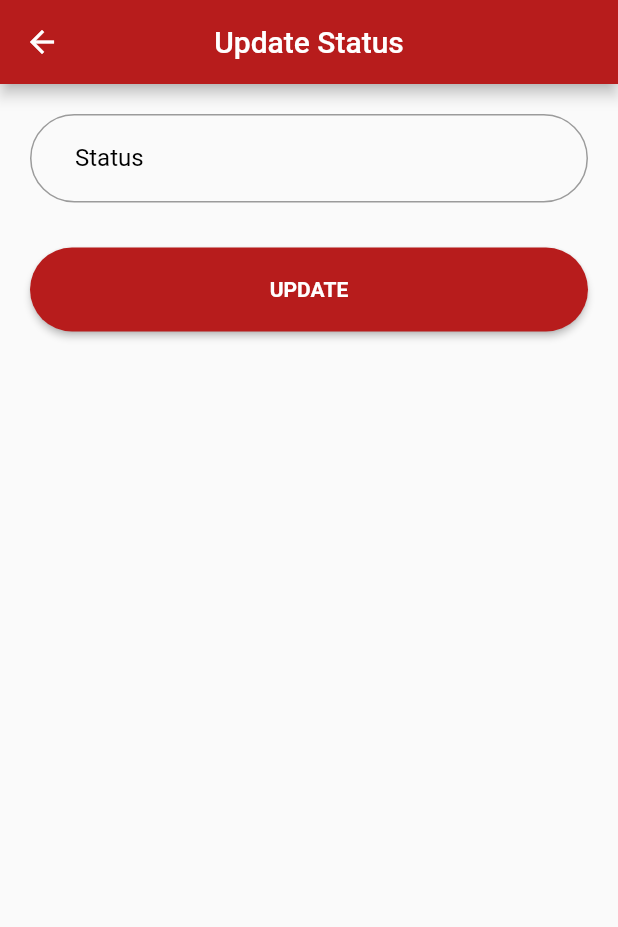
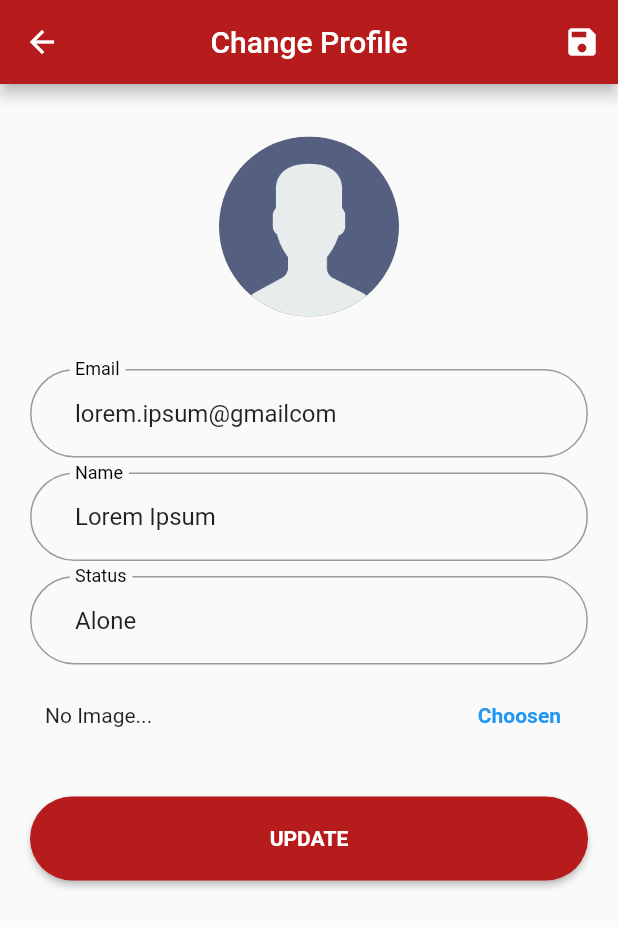
Before and after one commit to nacth/chat, a Flutter app: the screen it shows after launch, on a phone screen of 412 x 824 dp. Shown: the top 927 px of the screen. Run offline on Flutter 3.47's test engine with Material 2 defaults, Android fonts, the phone set to English and light mode, and no system bars; drawn by our look-alikes of avatar_glow; our stand-ins replace firebase_core, get, introduction_screen, lottie; accounts and stored records are empty; project files that could hold a hidden picture were left out.

Commit message:
add change profile screen

```diff
--- /dev/null
+++ b/lib/app/modules/change_profile/bindings/change_profile_binding.dart
@@ -0,0 +1,12 @@
+import 'package:get/get.dart';
+
+import '../controllers/change_profile_controller.dart';
+
+class ChangeProfileBinding extends Bindings {
+  @override
+  void dependencies() {
+    Get.lazyPut<ChangeProfileController>(
+      () => ChangeProfileController(),
+    );
+  }
+}
--- /dev/null
+++ b/lib/app/modules/change_profile/controllers/change_profile_controller.dart
@@ -0,0 +1,24 @@
+import 'package:flutter/material.dart';
+import 'package:get/get.dart';
+
+class ChangeProfileController extends GetxController {
+  late TextEditingController emailC;
+  late TextEditingController nameC;
+  late TextEditingController statusC;
+
+  @override
+  void onInit() {
+    emailC = TextEditingController(text: "lorem.ipsum@gmailcom");
+    nameC = TextEditingController(text: "Lorem Ipsum");
+    statusC = TextEditingController(text: "Alone");
+    super.onInit();
+  }
+
+  @override
+  void onClose() {
+    emailC.dispose();
+    nameC.dispose();
+    statusC.dispose();
+    super.onClose();
+  }
+}
--- /dev/null
+++ b/lib/app/modules/change_profile/views/change_profile_view.dart
@@ -0,0 +1,158 @@
+import 'package:flutter/material.dart';
+import 'package:get/get.dart';
+import 'package:avatar_glow/avatar_glow.dart';
+
+import '../controllers/change_profile_controller.dart';
+
+class ChangeProfileView extends GetView<ChangeProfileController> {
+  @override
+  Widget build(BuildContext context) {
+    return Scaffold(
+      appBar: AppBar(
+        leading: IconButton(
+          onPressed: () {},
+          icon: Icon(Icons.arrow_back),
+        ),
+        backgroundColor: Colors.red[900],
+        title: Text('Change Profile'),
+        centerTitle: true,
+        actions: [
+          IconButton(
+            onPressed: () {},
+            icon: Icon(Icons.save),
+          ),
+        ],
+      ),
+      body: Padding(
+        padding: const EdgeInsets.all(20),
+        child: ListView(
+          children: [
+            AvatarGlow(
+              endRadius: 75,
+              glowColor: Colors.black,
+              duration: Duration(seconds: 2),
+              child: Container(
+                margin: EdgeInsets.all(15),
+                width: 120,
+                height: 120,
+                decoration: BoxDecoration(
+                    color: Colors.black38,
+                    borderRadius: BorderRadius.circular(100),
+                    image: DecorationImage(
+                        image: AssetImage("assets/logo/noimage.png"),
+                        fit: BoxFit.cover)),
+              ),
+            ),
+            SizedBox(height: 20),
+            TextField(
+              controller: controller.emailC,
+              cursorColor: Colors.black,
+              decoration: InputDecoration(
+                labelText: "Email",
+                labelStyle: TextStyle(
+                  color: Colors.black,
+                ),
+                border: OutlineInputBorder(
+                  borderRadius: BorderRadius.circular(100),
+                ),
+                focusedBorder: OutlineInputBorder(
+                  borderRadius: BorderRadius.circular(100),
+                  borderSide: BorderSide(color: Colors.red),
+                ),
+                contentPadding: EdgeInsets.symmetric(
+                  horizontal: 30,
+                  vertical: 20,
+                ),
+              ),
+            ),
+            SizedBox(height: 10),
+            TextField(
+              controller: controller.nameC,
+              cursorColor: Colors.black,
+              decoration: InputDecoration(
+                labelText: "Name",
+                labelStyle: TextStyle(
+                  color: Colors.black,
+                ),
+                border: OutlineInputBorder(
+                  borderRadius: BorderRadius.circular(100),
+                ),
+                focusedBorder: OutlineInputBorder(
+                  borderRadius: BorderRadius.circular(100),
+                  borderSide: BorderSide(color: Colors.red),
+                ),
+                contentPadding: EdgeInsets.symmetric(
+                  horizontal: 30,
+                  vertical: 20,
+                ),
+              ),
+            ),
+            SizedBox(height: 10),
+            TextField(
+              controller: controller.statusC,
+              cursorColor: Colors.black,
+              decoration: InputDecoration(
+                labelText: "Status",
+                labelStyle: TextStyle(
+                  color: Colors.black,
+                ),
+                border: OutlineInputBorder(
+                  borderRadius: BorderRadius.circular(100),
+                ),
+                focusedBorder: OutlineInputBorder(
+                  borderRadius: BorderRadius.circular(100),
+                  borderSide: BorderSide(color: Colors.red),
+                ),
+                contentPadding: EdgeInsets.symmetric(
+                  horizontal: 30,
+                  vertical: 20,
+                ),
+              ),
+            ),
+            SizedBox(height: 10),
+            Padding(
+              padding: const EdgeInsets.symmetric(horizontal: 10),
+              child: Row(
+                mainAxisAlignment: MainAxisAlignment.spaceBetween,
+                children: [
+                  Text("No Image..."),
+                  TextButton(
+                    onPressed: () {},
+                    child: Text(
+                      "Choosen",
+                      style: TextStyle(
+                        fontWeight: FontWeight.bold,
+                      ),
+                    ),
+                  ),
+                ],
+              ),
+            ),
+            SizedBox(height: 30),
+            Container(
+              width: Get.width,
+              child: ElevatedButton(
+                onPressed: () {},
+                child: Text(
+                  "UPDATE",
+                  style: TextStyle(
+                      fontWeight: FontWeight.bold, color: Colors.white),
+                ),
+                style: ElevatedButton.styleFrom(
+                  primary: Colors.red[900],
+                  shape: RoundedRectangleBorder(
+                    borderRadius: BorderRadius.circular(100),
+                  ),
+                  padding: EdgeInsets.symmetric(
+                    horizontal: 30,
+                    vertical: 20,
+                  ),
+                ),
+              ),
+            )
+          ],
+        ),
+      ),
+    );
+  }
+}
--- a/lib/app/routes/app_pages.dart
+++ b/lib/app/routes/app_pages.dart
@@ -1,5 +1,7 @@
 import 'package:get/get.dart';
 
+import 'package:chat/app/modules/change_profile/bindings/change_profile_binding.dart';
+import 'package:chat/app/modules/change_profile/views/change_profile_view.dart';
 import 'package:chat/app/modules/chat_room/bindings/chat_room_binding.dart';
 import 'package:chat/app/modules/chat_room/views/chat_room_view.dart';
 import 'package:chat/app/modules/home/bindings/home_binding.dart';
@@ -56,5 +58,10 @@ class AppPages {
       page: () => UpdateStatusView(),
       binding: UpdateStatusBinding(),
     ),
+    GetPage(
+      name: _Paths.CHANGE_PROFILE,
+      page: () => ChangeProfileView(),
+      binding: ChangeProfileBinding(),
+    ),
   ];
 }
--- a/lib/app/routes/app_routes.dart
+++ b/lib/app/routes/app_routes.dart
@@ -11,6 +11,7 @@ abstract class Routes {
   static const CHAT_ROOM = _Paths.CHAT_ROOM;
   static const SEARCH = _Paths.SEARCH;
   static const UPDATE_STATUS = _Paths.UPDATE_STATUS;
+  static const CHANGE_PROFILE = _Paths.CHANGE_PROFILE;
 }
 
 abstract class _Paths {
@@ -21,4 +22,5 @@ abstract class _Paths {
   static const CHAT_ROOM = '/chat-room';
   static const SEARCH = '/search';
   static const UPDATE_STATUS = '/update-status';
+  static const CHANGE_PROFILE = '/change-profile';
 }
--- a/lib/main.dart
+++ b/lib/main.dart
@@ -25,7 +25,7 @@ class MyApp extends StatelessWidget {
     return GetMaterialApp(
       debugShowCheckedModeBanner: false,
       title: "Chat App",
-      initialRoute: Routes.UPDATE_STATUS,
+      initialRoute: Routes.CHANGE_PROFILE,
       getPages: AppPages.routes,
     );
     // return FutureBuilder(
```
